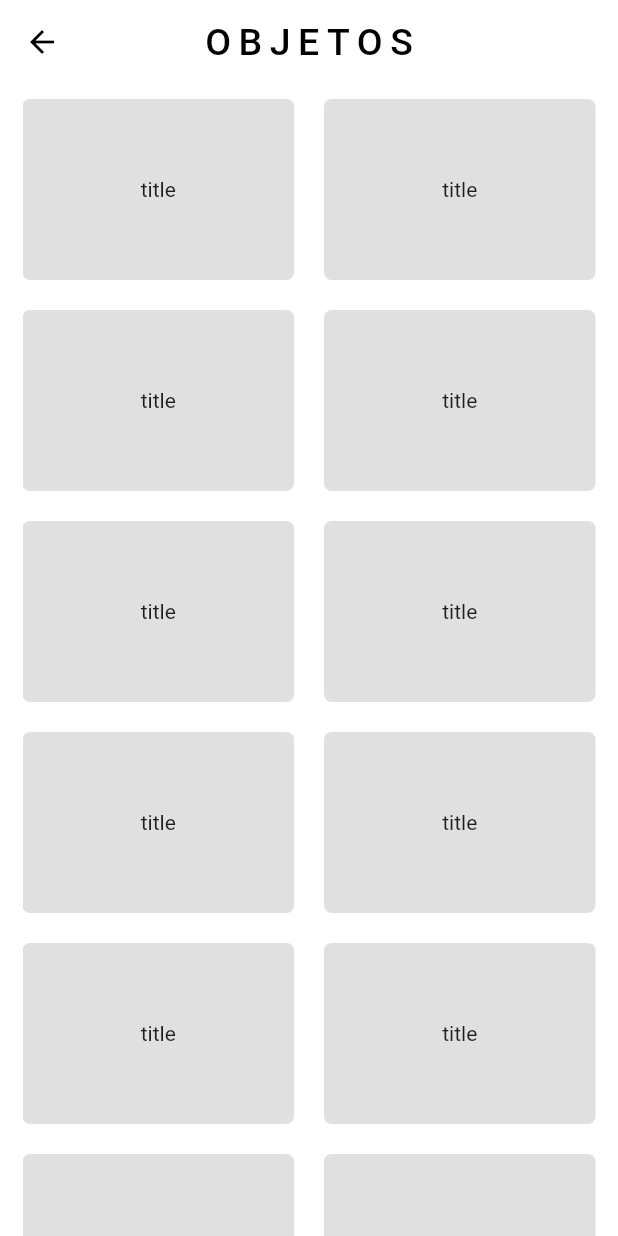
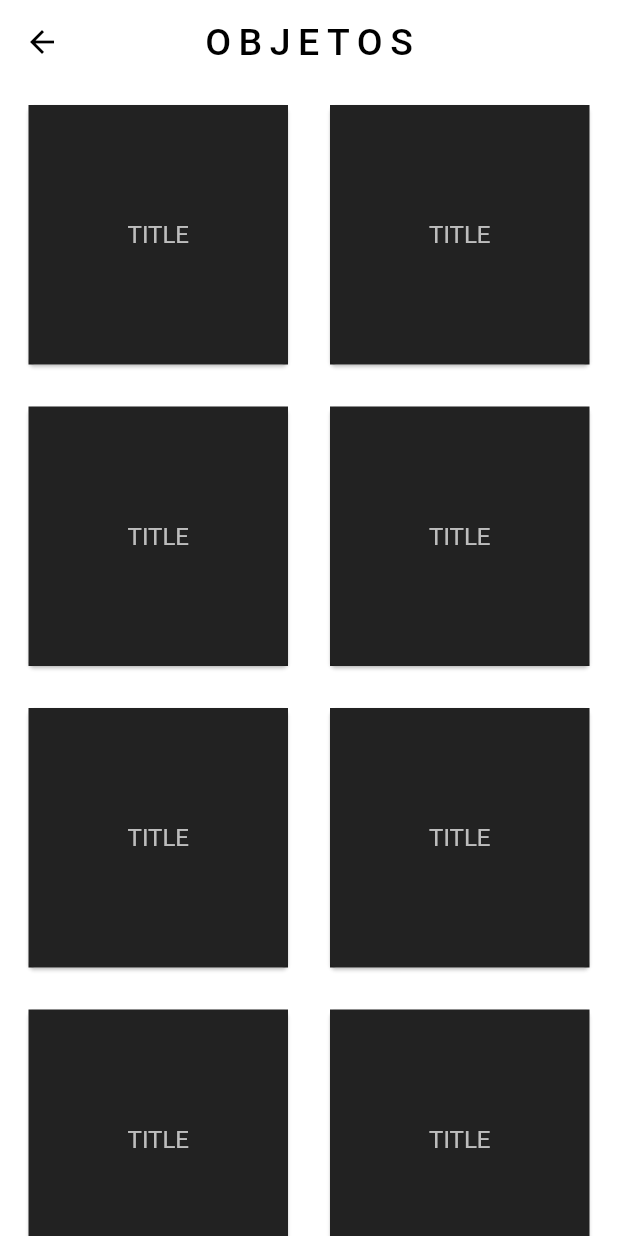
Before and after one commit to eguiajosue/talkbox_v1, a Flutter app: the ObjectsPage screen opened by its route, on a phone screen of 412 x 824 dp. Run offline on Flutter 3.47's test engine with Material 2 defaults, Android fonts, the light colour scheme and no system bars.

Commit message:
Creacion de tarjeta

```diff
--- a/lib/components/button_grid_widget.dart
+++ b/lib/components/button_grid_widget.dart
@@ -18,17 +18,28 @@ class ButtonGridWidget extends StatelessWidget {
           child: GridView.builder(
             gridDelegate: const SliverGridDelegateWithMaxCrossAxisExtent(
                 maxCrossAxisExtent: 200,
-                childAspectRatio: 3 / 2,
+                childAspectRatio: 2 / 2,
                 crossAxisSpacing: 20,
                 mainAxisSpacing: 20),
             itemCount: data.length,
             itemBuilder: (context, index) {
-              return Container(
-                alignment: Alignment.center,
-                decoration: BoxDecoration(
-                    color: Colors.black12,
-                    borderRadius: BorderRadius.circular(5)),
-                child: Text(data[index].title),
+              return Card(
+                child: InkWell(
+                  onTap: () {
+                    debugPrint("tapped");
+                  },
+                  child: Container(
+                    padding: const EdgeInsets.all(12.0),
+                    color: Colors.black87,
+                    child: Center(
+                      child: Text(
+                        data[index].title.toUpperCase(),
+                        style: const TextStyle(
+                            color: Colors.white70, fontSize: 16.0),
+                      ),
+                    ),
+                  ),
+                ),
               );
             },
           ),
```
